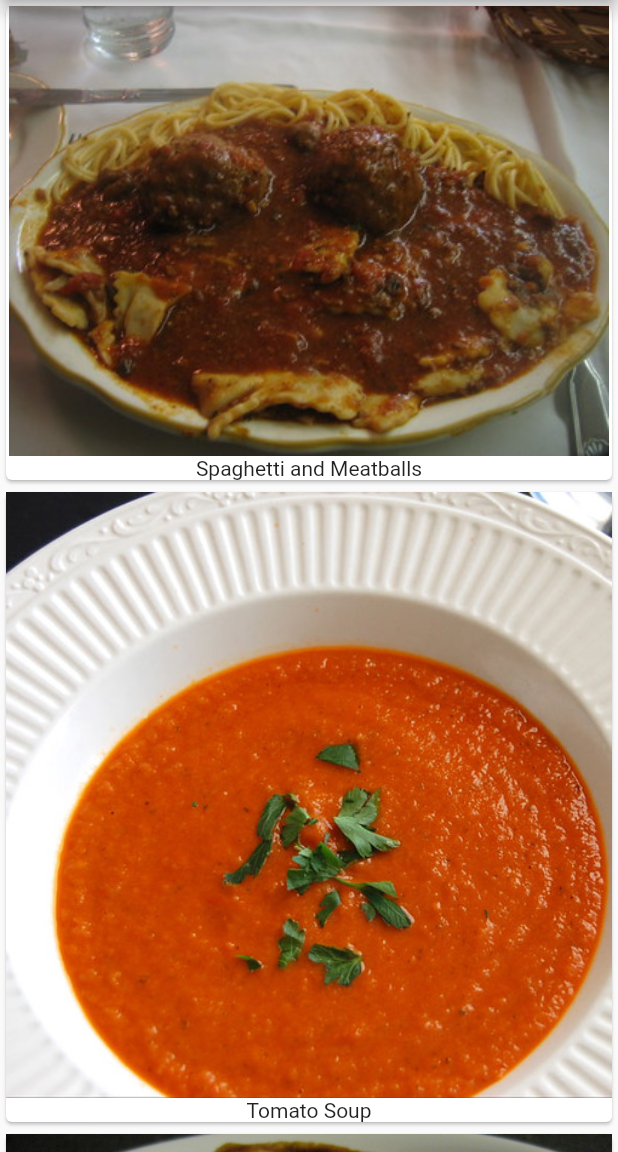
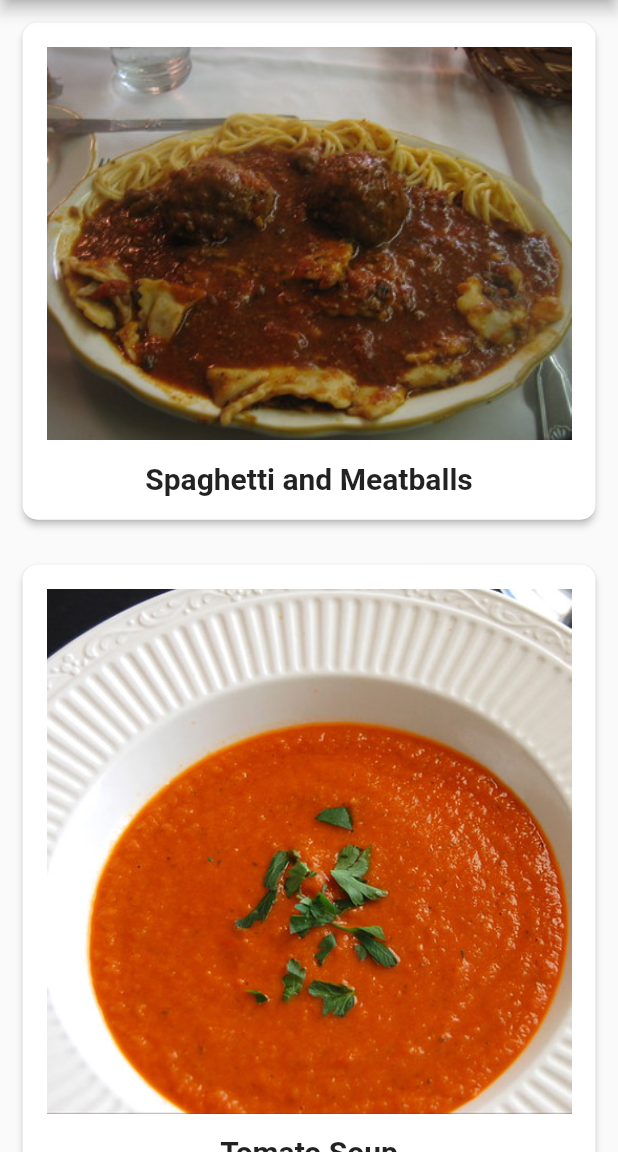
Before and after one commit to krystianpetek/LearningFlutter, a Flutter app: the screen it shows after launch, on a phone screen of 412 x 824 dp, the part 84-1236 px from its top. Run offline on Flutter 3.47's test engine with Material 2 defaults, Android fonts, the phone set to English and light mode, and no system bars; Roboto replaces fonts that are missing (Palotino).

Commit message:
Added margin and padding, shadow under dish card, added styling for text Removed tests for counter widget

```diff
--- a/book-flutter_apprentice/one_recipes/lib/build_recipe_card.dart
+++ b/book-flutter_apprentice/one_recipes/lib/build_recipe_card.dart
@@ -3,11 +3,24 @@ import 'package:one_recipes/recipe.dart';
 
 Widget buildRecipeCart(Recipe recipe) {
   return Card(
-    child: Column(
-      children: <Widget>[
-        Image.asset(recipe.imageUrl),
-        Text(recipe.label),
-      ],
+    margin: const EdgeInsets.all(15),
+    elevation: 2.0,
+    shape: RoundedRectangleBorder(borderRadius: BorderRadius.circular(10.0)),
+    child: Padding(
+      padding: const EdgeInsets.all(16.0),
+      child: Column(
+        children: <Widget>[
+          Image(image: AssetImage(recipe.imageUrl)),
+          const SizedBox(height: 14.0),
+          Text(
+            recipe.label,
+            style: const TextStyle(
+                fontSize: 20.0,
+                fontWeight: FontWeight.w700,
+                fontFamily: 'Palotino'),
+          ),
+        ],
+      ),
     ),
   );
 }
```
Also changed, not shown: book-flutter_apprentice/one_recipes/lib/my_home_page.dart (+0 -8 lines), 1 other file.
